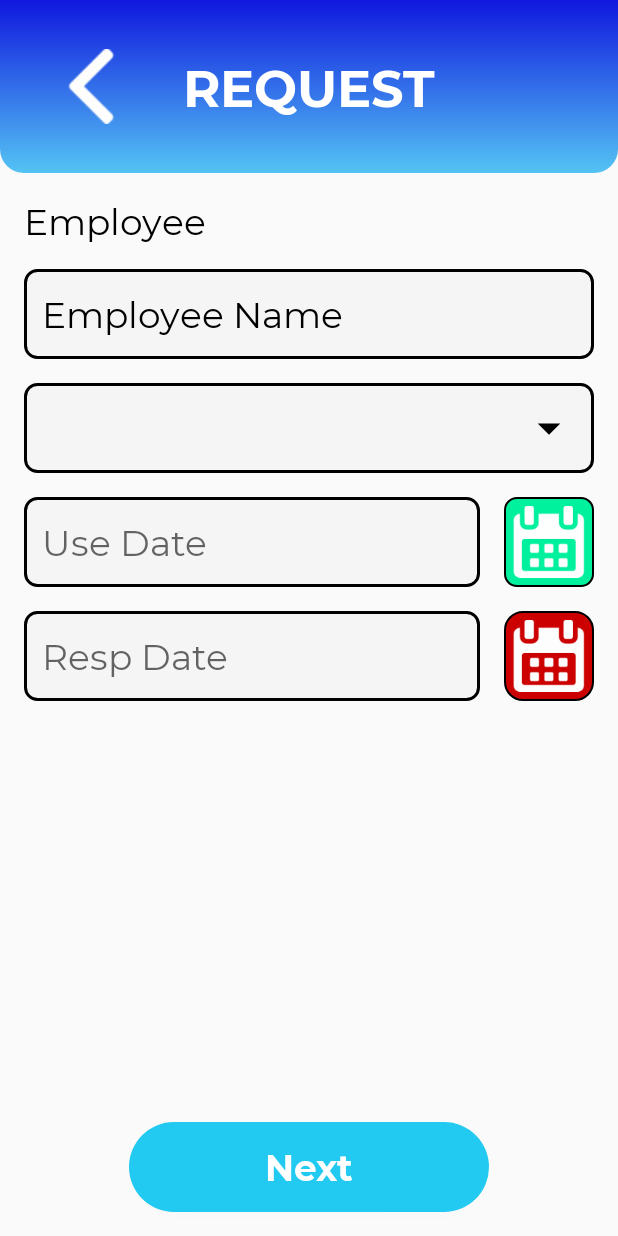
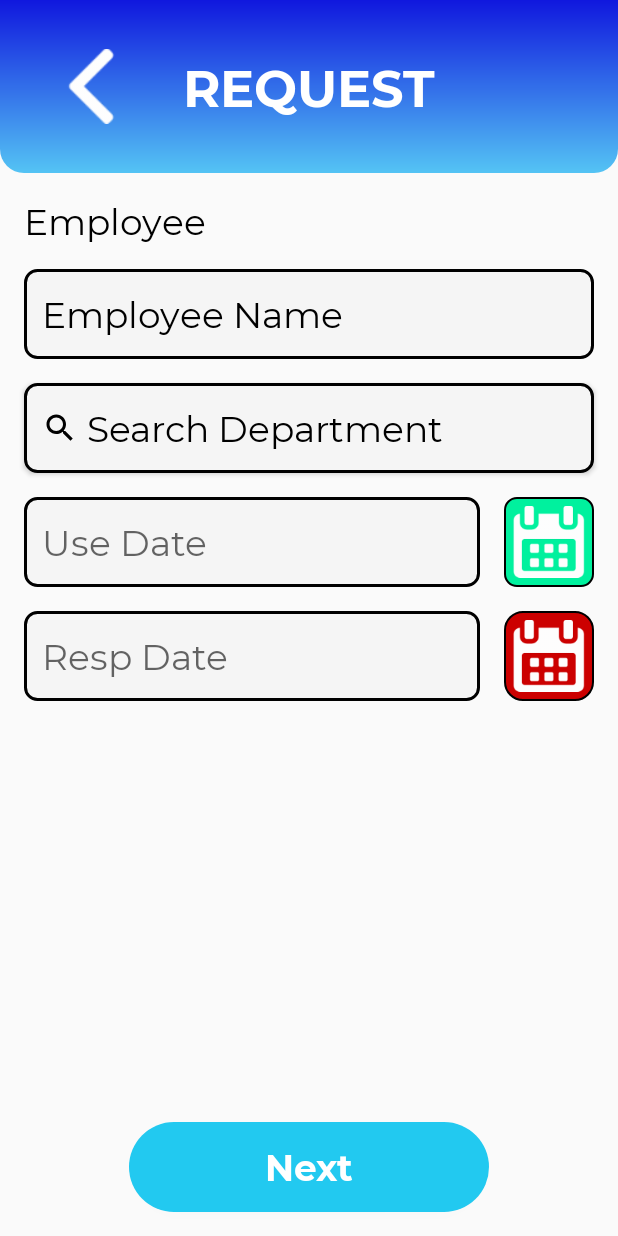
Before and after one commit to hudipo/pumidm19, an Android app: the EmployeeReqActivity screen opened directly, with no data from a screen before it, on a phone screen of 412 x 824 dp. Run offline under Robolectric (Android 15) with nearby library versions, the phone set to English and light mode, and no system bars; our stand-ins replace ButterKnife; libraries missing offline, so code that uses them is left out: com.orhanobut.hawk; 6 statements that could not run were skipped.

Commit message:
add search departement adapter

```diff
--- a/app/src/main/java/com/hudipo/pum_indomaret/features/requestpum/activity/DocumentReqActivity.java
+++ b/app/src/main/java/com/hudipo/pum_indomaret/features/requestpum/activity/DocumentReqActivity.java
@@ -16,7 +16,7 @@ import androidx.core.content.ContextCompat;
 
 import com.hudipo.pum_indomaret.R;
 import com.hudipo.pum_indomaret.features.requestpum.contract.RequestContract;
-import com.hudipo.pum_indomaret.features.requestpum.model.RequestInteractorImpl;
+import com.hudipo.pum_indomaret.features.requestpum.model.RequestInteractionImpl;
 import com.hudipo.pum_indomaret.features.requestpum.presenter.DocumentPresenterImpl;
 import com.hudipo.pum_indomaret.model.RequestModel;
 
@@ -57,7 +57,7 @@ public class DocumentReqActivity extends AppCompatActivity implements RequestCon
     }
 
     private void initView() {
-        presenter = new DocumentPresenterImpl(this, new RequestInteractorImpl(this));
+        presenter = new DocumentPresenterImpl(this, new RequestInteractionImpl(this));
         presenter.getDocumentType();
 
         spnDocType.setOnItemSelectedListener(new AdapterView.OnItemSelectedListener() {
--- a/app/src/main/java/com/hudipo/pum_indomaret/features/requestpum/activity/EmployeeReqActivity.java
+++ b/app/src/main/java/com/hudipo/pum_indomaret/features/requestpum/activity/EmployeeReqActivity.java
@@ -7,7 +7,6 @@ package com.hudipo.pum_indomaret.features.requestpum.activity;
         import android.graphics.Color;
         import android.graphics.drawable.ColorDrawable;
         import android.os.Bundle;
-        import android.util.Log;
         import android.widget.ArrayAdapter;
         import android.widget.EditText;
         import android.widget.ImageView;
@@ -17,8 +16,9 @@ package com.hudipo.pum_indomaret.features.requestpum.activity;
 
         import com.hudipo.pum_indomaret.R;
         import com.hudipo.pum_indomaret.features.requestpum.contract.RequestContract;
-        import com.hudipo.pum_indomaret.features.requestpum.model.RequestInteractorImpl;
-        import com.hudipo.pum_indomaret.features.requestpum.presenter.EmployeePresenterImpl;
+        import com.hudipo.pum_indomaret.features.requestpum.model.RequestInteractionImpl;
+        import com.hudipo.pum_indomaret.features.requestpum.presenter.EmployeePresenter;
+        import com.hudipo.pum_indomaret.features.searchdept.SearchDeptActivity;
         import com.hudipo.pum_indomaret.model.RequestModel;
         import com.hudipo.pum_indomaret.model.departement.DepartmentItem;
         import com.hudipo.pum_indomaret.utils.HawkStorage;
@@ -58,7 +58,7 @@ public class EmployeeReqActivity extends AppCompatActivity implements RequestCon
         super.onCreate(savedInstanceState);
         setContentView(R.layout.activity_request_employee);
         ButterKnife.bind(this);
-        presenter = new EmployeePresenterImpl(this, new RequestInteractorImpl(this));
+        presenter = new EmployeePresenter(this, new RequestInteractionImpl(this));
 
         initHawkStorage();
         initView();
@@ -93,6 +93,11 @@ public class EmployeeReqActivity extends AppCompatActivity implements RequestCon
     void next(){
         checkValidateData();
         goToNextDocumentActivity();
+    }
+
+    @OnClick(R.id.btnSearchDepartment)
+    void searchDept(){
+        startActivity(new Intent(this, SearchDeptActivity.class));
     }
 
     private void goToNextDocumentActivity() {
--- a/app/src/main/java/com/hudipo/pum_indomaret/features/requestpum/activity/FundReqActivity.java
+++ b/app/src/main/java/com/hudipo/pum_indomaret/features/requestpum/activity/FundReqActivity.java
@@ -12,7 +12,7 @@ import android.widget.Toast;
 
 import com.hudipo.pum_indomaret.R;
 import com.hudipo.pum_indomaret.features.requestpum.contract.RequestContract;
-import com.hudipo.pum_indomaret.features.requestpum.model.RequestInteractorImpl;
+import com.hudipo.pum_indomaret.features.requestpum.model.RequestInteractionImpl;
 import com.hudipo.pum_indomaret.features.requestpum.presenter.FundPresenterImpl;
 import com.hudipo.pum_indomaret.model.OptionItem;
 import com.hudipo.pum_indomaret.model.RequestModel;
@@ -71,7 +71,7 @@ public class FundReqActivity extends AppCompatActivity implements RequestContrac
     }
 
     private void initPresenter() {
-        presenter = new FundPresenterImpl(this,new RequestInteractorImpl(this));
+        presenter = new FundPresenterImpl(this,new RequestInteractionImpl(this));
         presenter.getTransactionTypeList();
     }
 
--- a/app/src/main/java/com/hudipo/pum_indomaret/features/requestpum/model/RequestInteractorImpl.java
+++ b/app/src/main/java/com/hudipo/pum_indomaret/features/requestpum/model/RequestInteractionImpl.java
@@ -9,11 +9,11 @@ import com.hudipo.pum_indomaret.utils.HawkStorage;
 
 import java.util.ArrayList;
 
-public class RequestInteractorImpl implements RequestContract.RequestInteractor {
+public class RequestInteractionImpl implements RequestContract.RequestInteractor {
 
     private HawkStorage hawkStorage;
 
-    public RequestInteractorImpl(Context context) {
+    public RequestInteractionImpl(Context context) {
         hawkStorage = new HawkStorage(context);
     }
 
--- a/app/src/main/java/com/hudipo/pum_indomaret/features/requestpum/presenter/EmployeePresenterImpl.java
+++ b/app/src/main/java/com/hudipo/pum_indomaret/features/requestpum/presenter/EmployeePresenter.java
@@ -6,12 +6,12 @@ import com.hudipo.pum_indomaret.model.departement.DepartmentItem;
 import java.util.ArrayList;
 import java.util.Calendar;
 
-public class EmployeePresenterImpl implements RequestContract.EmployeePresenter, RequestContract.RequestInteractor.OnFinishedListenerEmployee {
+public class EmployeePresenter implements RequestContract.EmployeePresenter, RequestContract.RequestInteractor.OnFinishedListenerEmployee {
 
     private RequestContract.EmployeeView employeeView;
     private RequestContract.RequestInteractor interactor;
 
-    public EmployeePresenterImpl (RequestContract.EmployeeView employeeView, RequestContract.RequestInteractor interactor){
+    public EmployeePresenter(RequestContract.EmployeeView employeeView, RequestContract.RequestInteractor interactor){
         this.employeeView = employeeView;
         this.interactor = interactor;
     }
--- a/app/src/main/java/com/hudipo/pum_indomaret/networking/PumApiServices.java
+++ b/app/src/main/java/com/hudipo/pum_indomaret/networking/PumApiServices.java
@@ -12,6 +12,7 @@ import java.util.HashMap;
 
 import io.reactivex.Observable;
 import okhttp3.RequestBody;
+import retrofit2.Call;
 import retrofit2.Response;
 import retrofit2.http.Body;
 import retrofit2.http.Field;
--- /dev/null
+++ b/app/src/main/res/drawable/ic_search_black_24dp.xml
@@ -0,0 +1,6 @@
+<vector android:height="24dp"
+    android:viewportHeight="24.0" android:viewportWidth="24.0"
+    android:width="24dp" xmlns:android="http://schemas.android.com/apk/res/android">
+    <path android:fillColor="#000000"
+        android:pathData="M15.5,14h-0.79l-0.28,-0.27C15.41,12.59 16,11.11 16,9.5 16,5.91 13.09,3 9.5,3S3,5.91 3,9.5 5.91,16 9.5,16c1.61,0 3.09,-0.59 4.23,-1.57l0.27,0.28v0.79l5,4.99L20.49,19l-4.99,-5zM9.5,14C7.01,14 5,11.99 5,9.5S7.01,5 9.5,5 14,7.01 14,9.5 11.99,14 9.5,14z"/>
+</vector>
--- a/app/src/main/res/layout/activity_request_employee.xml
+++ b/app/src/main/res/layout/activity_request_employee.xml
@@ -65,6 +65,26 @@
         app:layout_constraintStart_toStartOf="parent"
         app:layout_constraintTop_toBottomOf="@id/sectionTitle" />
 
+    <Button
+        android:id="@+id/btnSearchDepartment"
+        android:layout_width="match_parent"
+        android:layout_height="60dp"
+        android:layout_marginStart="@dimen/main_margin"
+        android:layout_marginTop="@dimen/main_margin"
+        android:layout_marginEnd="@dimen/main_margin"
+        android:background="@drawable/bg_rounded_border_black_solid_black"
+        android:text="@string/search_department"
+        android:textAlignment="textStart"
+        android:drawableStart="@drawable/ic_search_black_24dp"
+        android:drawablePadding="@dimen/dp6"
+        android:padding="12dp"
+        android:textColor="@color/black"
+        android:textSize="24sp"
+        android:textAllCaps="false"
+        app:layout_constraintStart_toStartOf="parent"
+        app:layout_constraintEnd_toEndOf="parent"
+        app:layout_constraintTop_toBottomOf="@id/tvEmployeeNameEmp" />
+
     <Spinner
         android:id="@+id/spnEmployeeDepartmentEmp"
         android:layout_width="match_parent"
@@ -82,6 +102,7 @@
         android:textStyle="normal"
         android:textColor="@color/black"
         android:textSize="24sp"
+        android:visibility="gone"
         app:layout_constraintStart_toStartOf="parent"
         app:layout_constraintTop_toBottomOf="@id/tvEmployeeNameEmp" />
 
@@ -112,7 +133,7 @@
         android:textSize="24sp"
         app:layout_constraintEnd_toStartOf="@id/imgUseDateEmp"
         app:layout_constraintStart_toStartOf="parent"
-        app:layout_constraintTop_toBottomOf="@id/spnEmployeeDepartmentEmp" />
+        app:layout_constraintTop_toBottomOf="@id/btnSearchDepartment" />
 
     <ImageView
         android:id="@+id/imgUseDateEmp"
@@ -123,7 +144,7 @@
         android:padding="6dp"
         android:src="@drawable/calendar"
         app:layout_constraintEnd_toEndOf="parent"
-        app:layout_constraintTop_toBottomOf="@id/spnEmployeeDepartmentEmp" />
+        app:layout_constraintTop_toBottomOf="@id/btnSearchDepartment" />
 
     <EditText
         android:enabled="false"
--- a/app/src/main/res/values/strings.xml
+++ b/app/src/main/res/values/strings.xml
@@ -141,4 +141,5 @@
     <string name="enter_new_pin">Enter new PIN</string>
     <string name="logout">Logout</string>
     <string name="warning_31days">* The selected transaction period is only 31 days.</string>
+    <string name="search_department">Search Department</string>
 </resources>
```
Also changed, not shown: app/src/main/AndroidManifest.xml (+10 -5 lines), app/src/main/java/com/hudipo/pum_indomaret/adapter/SearchDeptAdapter.java (added, +68 -0 lines), app/src/main/java/com/hudipo/pum_indomaret/features/requestpum/activity/SearchDocumentReqActivity.java (+2 -6 lines), app/src/main/java/com/hudipo/pum_indomaret/features/searchdept/SearchDeptActivity.java (added, +109 -0 lines), app/src/main/java/com/hudipo/pum_indomaret/features/searchdept/SearchDeptContract.java (added, +21 -0 lines), app/src/main/java/com/hudipo/pum_indomaret/features/searchdept/SearchDeptPresenter.java (added, +59 -0 lines), app/src/main/java/com/hudipo/pum_indomaret/repository/Repository.java (added, +42 -0 lines), app/src/main/res/drawable/ic_recent.xml (added, +9 -0 lines), app/src/main/res/layout/activity_search_dept.xml (added, +85 -0 lines), app/src/main/res/layout/item_search_dept.xml (added, +22 -0 lines), app/src/main/java/com/hudipo/pum_indomaret/features/home/HomeActivity.java (indentation only).
